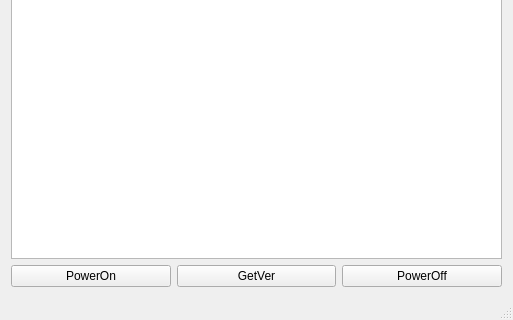
Above: Huangpu/fps_testexecutive.ui from fanmuzhi/huangpu before the change; both pictures show x 0 to 513 and y 150 to 470 of the 513 by 470 pixel window. Below: the same form after it.
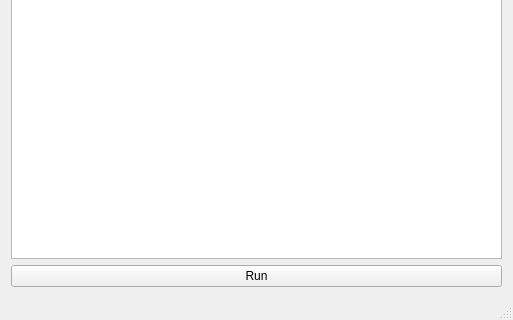
That is the form after the change.

```diff
--- a/Huangpu/fps_testexecutive.ui
+++ b/Huangpu/fps_testexecutive.ui
@@ -23,21 +23,7 @@
       <item>
        <widget class="QPushButton" name="pushButtonPowerOn">
         <property name="text">
-         <string>PowerOn</string>
-        </property>
-       </widget>
-      </item>
-      <item>
-       <widget class="QPushButton" name="pushButtonGetVer">
-        <property name="text">
-         <string>GetVer</string>
-        </property>
-       </widget>
-      </item>
-      <item>
-       <widget class="QPushButton" name="pushButtonPowerOff">
-        <property name="text">
-         <string>PowerOff</string>
+         <string>Run</string>
         </property>
        </widget>
       </item>
```
Left out of the diff: 2 changed lines with no effect on the pictures.
